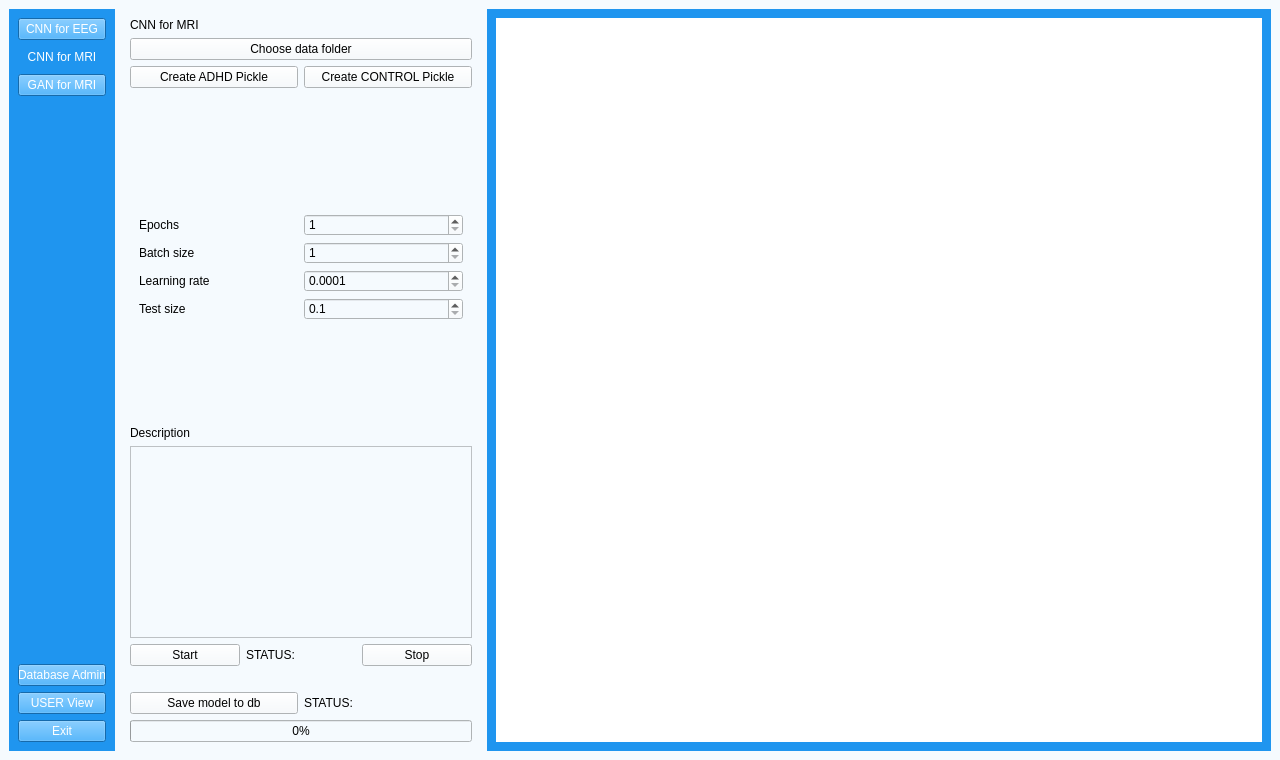
This is UI/aUI_projekt_MRI.ui in matimusial/ADHDPredictorApp as Qt 5 draws it before an edit. The edited form follows.
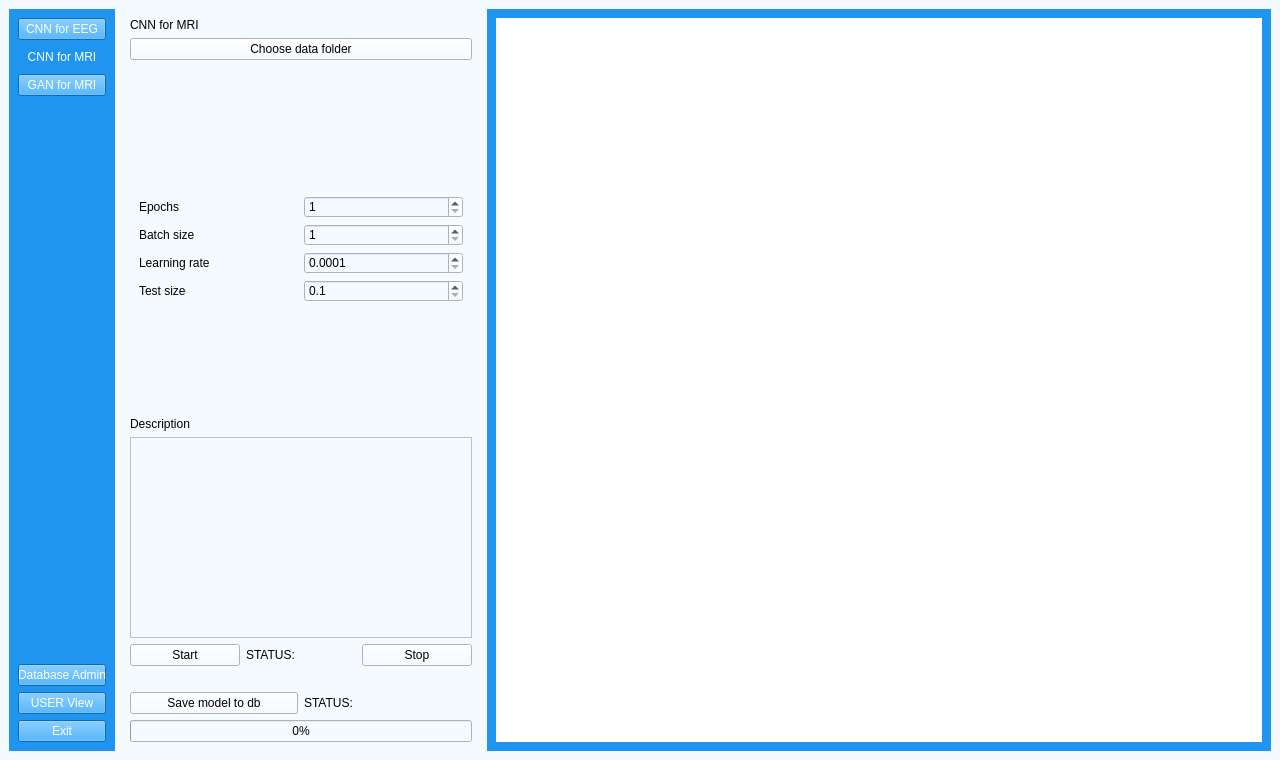
This is the edited form. Icons and pictures are not drawn.

```diff
--- a/UI/aUI_projekt_MRI.ui
+++ b/UI/aUI_projekt_MRI.ui
@@ -172,28 +172,6 @@
                </item>
               </layout>
              </item>
-             <item>
-              <layout class="QVBoxLayout" name="verticalLayout_3">
-               <item>
-                <layout class="QHBoxLayout" name="horizontalLayout_7">
-                 <item>
-                  <widget class="QPushButton" name="folder_explore">
-                   <property name="text">
-                    <string>Create ADHD Pickle</string>
-                   </property>
-                  </widget>
-                 </item>
-                 <item>
-                  <widget class="QPushButton" name="folder_explore_2">
-                   <property name="text">
-                    <string>Create CONTROL Pickle</string>
-                   </property>
-                  </widget>
-                 </item>
-                </layout>
-               </item>
-              </layout>
-             </item>
              <item>
               <widget class="QLabel" name="info_dump_2">
                <property name="text">
```
